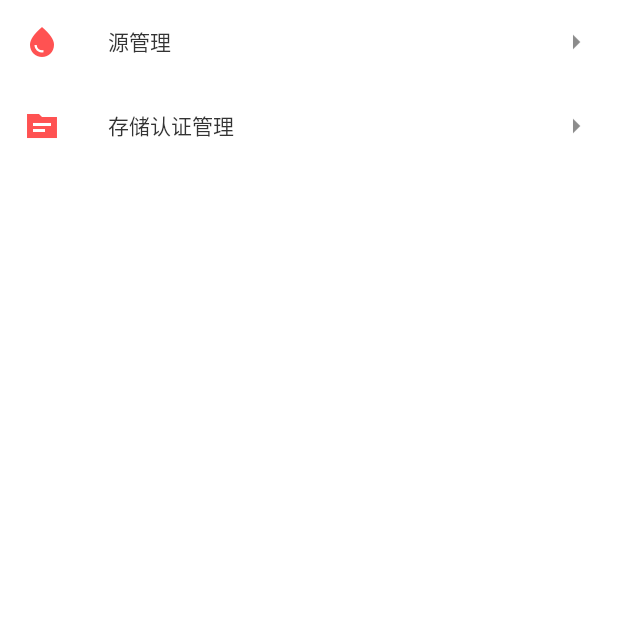
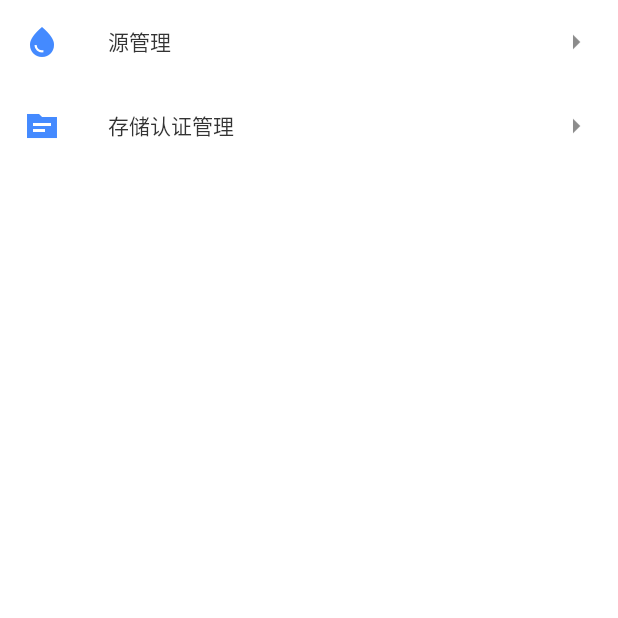
Before and after one commit to ceeevip/ceee_manager, a Flutter app: the ManagerPage screen opened directly, on a phone screen of 412 x 824 dp, the top half of it. Run offline on Flutter 3.47's test engine with Material 2 defaults, Android fonts, the phone set to English and light mode, and no system bars; our stand-ins replace dio, fluttericon, shared_preferences, toast; accounts and stored records are empty.

Commit message:
调整界面颜色

```diff
--- a/lib/page/manager/manager_page.dart
+++ b/lib/page/manager/manager_page.dart
@@ -17,7 +17,7 @@ class _ManagerPageState extends State<ManagerPage> {
       body: ListView(
         children: [
           ListTile(
-            leading: Icon(Icons.water_drop_sharp,color: Colors.redAccent,),
+            leading: Icon(Icons.water_drop_sharp,color: Colors.blueAccent,),
             title: Text("源管理"),
             trailing: InkWell(
               child: Icon(Icons.arrow_right),
@@ -28,7 +28,7 @@ class _ManagerPageState extends State<ManagerPage> {
             },
           ),
           ListTile(
-            leading: Icon(Icons.source_sharp,color: Colors.redAccent),
+            leading: Icon(Icons.source_sharp,color: Colors.blueAccent),
             title: Text("存储认证管理"),
             trailing: InkWell(
               child: Icon(Icons.arrow_right),
```
Also changed, not shown: 2 other files.
